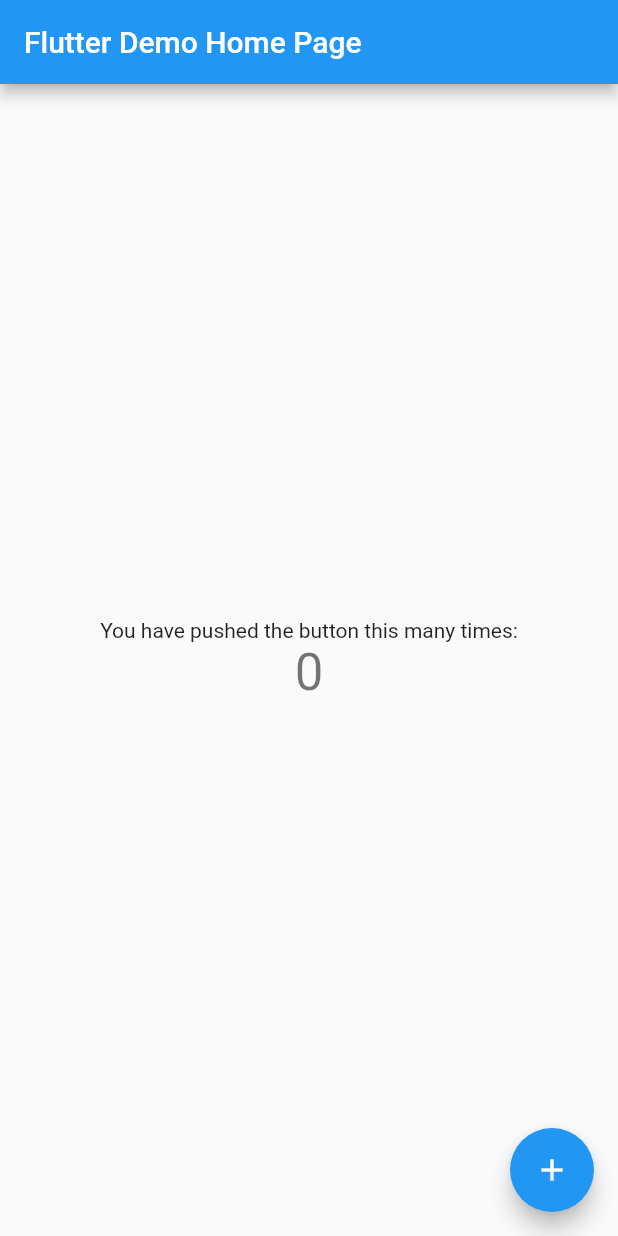
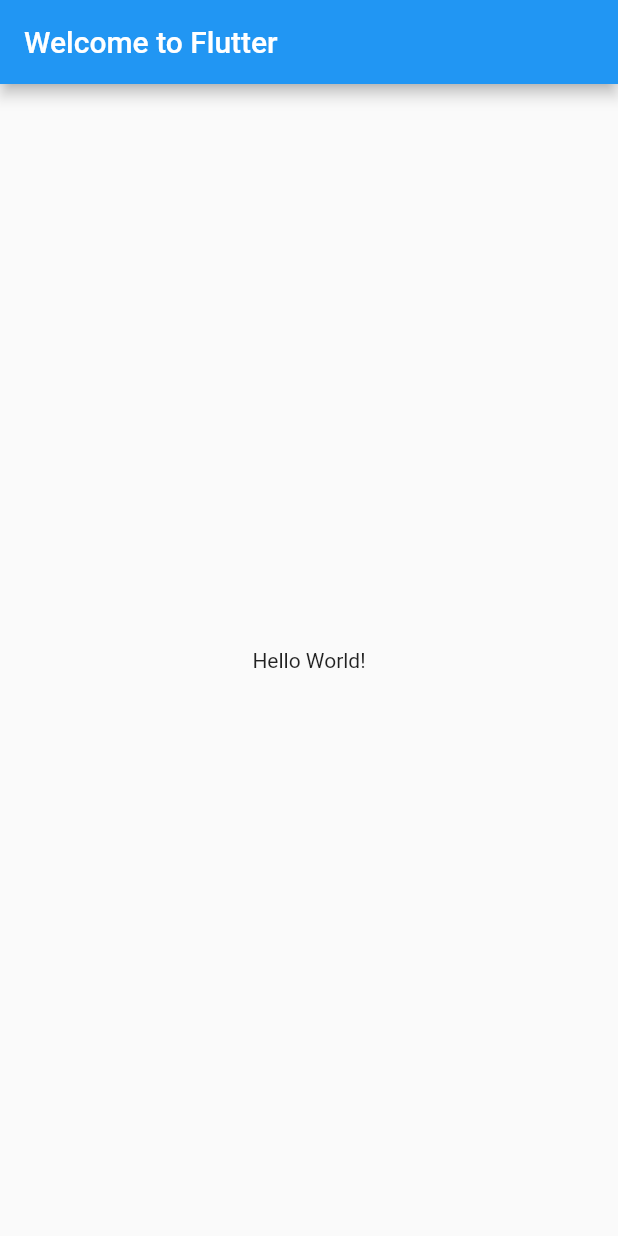
Before and after one commit to noxasch/flutter_shop_list_mng, a Flutter app: the screen it shows after launch, on a phone screen of 412 x 824 dp. Run offline on Flutter 3.47's test engine with Material 2 defaults, Android fonts, the phone set to English and light mode, and no system bars; generated files the repository leaves out were written again.

```diff
--- a/analysis_options.yaml
+++ b/analysis_options.yaml
@@ -23,7 +23,7 @@ linter:
   # producing the lint.
   rules:
     # avoid_print: false  # Uncomment to disable the `avoid_print` rule
-    # prefer_single_quotes: true  # Uncomment to enable the `prefer_single_quotes` rule
+    prefer_single_quotes: true  # Uncomment to enable the `prefer_single_quotes` rule
 
 # Additional information about this file can be found at
 # https://dart.dev/guides/language/analysis-options
--- /dev/null
+++ b/l10n.yaml
@@ -0,0 +1,3 @@
+arb-dir: lib/l10n
+template-arb-file: app_en.arb
+output-localization-file: app_localizations.dart
--- /dev/null
+++ b/lib/app.dart
@@ -0,0 +1,18 @@
+import 'package:flutter/material.dart';
+import 'package:flutter_gen/gen_l10n/app_localizations.dart';
+import 'package:marcusng_todo_app/screens/home_screen.dart';
+// import 'package:marcusng_todo_app/routes.dart';
+
+class App extends StatelessWidget {
+  const App({Key? key}) : super(key: key);
+  @override
+  Widget build(BuildContext context) {
+    return const MaterialApp(
+      // routes: routes,
+      localizationsDelegates: AppLocalizations.localizationsDelegates,
+      supportedLocales: AppLocalizations.supportedLocales,
+      title: 'Todo App',
+      home: HomeScreen()
+    );
+  }
+}
--- /dev/null
+++ b/lib/l10n/app_en.arb
@@ -0,0 +1,8 @@
+{
+  "@@locale": "en",
+
+  "helloWorld": "Hello World!",
+  "@helloWorld": {
+    "description": "The greeting shown to the Flutter Engage attendees"
+  }
+}
--- a/lib/main.dart
+++ b/lib/main.dart
@@ -1,115 +1,6 @@
 import 'package:flutter/material.dart';
+import 'package:marcusng_todo_app/app.dart';
 
 void main() {
-  runApp(const MyApp());
+  runApp(const App());
 }
-
-class MyApp extends StatelessWidget {
-  const MyApp({Key? key}) : super(key: key);
-
-  // This widget is the root of your application.
-  @override
-  Widget build(BuildContext context) {
-    return MaterialApp(
-      title: 'Flutter Demo',
-      theme: ThemeData(
-        // This is the theme of your application.
-        //
-        // Try running your application with "flutter run". You'll see the
-        // application has a blue toolbar. Then, without quitting the app, try
-        // changing the primarySwatch below to Colors.green and then invoke
-        // "hot reload" (press "r" in the console where you ran "flutter run",
-        // or simply save your changes to "hot reload" in a Flutter IDE).
-        // Notice that the counter didn't reset back to zero; the application
-        // is not restarted.
-        primarySwatch: Colors.blue,
-      ),
-      home: const MyHomePage(title: 'Flutter Demo Home Page'),
-    );
-  }
-}
-
-class MyHomePage extends StatefulWidget {
-  const MyHomePage({Key? key, required this.title}) : super(key: key);
-
-  // This widget is the home page of your application. It is stateful, meaning
-  // that it has a State object (defined below) that contains fields that affect
-  // how it looks.
-
-  // This class is the configuration for the state. It holds the values (in this
-  // case the title) provided by the parent (in this case the App widget) and
-  // used by the build method of the State. Fields in a Widget subclass are
-  // always marked "final".
-
-  final String title;
-
-  @override
-  State<MyHomePage> createState() => _MyHomePageState();
-}
-
-class _MyHomePageState extends State<MyHomePage> {
-  int _counter = 0;
-
-  void _incrementCounter() {
-    setState(() {
-      // This call to setState tells the Flutter framework that something has
-      // changed in this State, which causes it to rerun the build method below
-      // so that the display can reflect the updated values. If we changed
-      // _counter without calling setState(), then the build method would not be
-      // called again, and so nothing would appear to happen.
-      _counter++;
-    });
-  }
-
-  @override
-  Widget build(BuildContext context) {
-    // This method is rerun every time setState is called, for instance as done
-    // by the _incrementCounter method above.
-    //
-    // The Flutter framework has been optimized to make rerunning build methods
-    // fast, so that you can just rebuild anything that needs updating rather
-    // than having to individually change instances of widgets.
-    return Scaffold(
-      appBar: AppBar(
-        // Here we take the value from the MyHomePage object that was created by
-        // the App.build method, and use it to set our appbar title.
-        title: Text(widget.title),
-      ),
-      body: Center(
-        // Center is a layout widget. It takes a single child and positions it
-        // in the middle of the parent.
-        child: Column(
-          // Column is also a layout widget. It takes a list of children and
-          // arranges them vertically. By default, it sizes itself to fit its
-          // children horizontally, and tries to be as tall as its parent.
-          //
-          // Invoke "debug painting" (press "p" in the console, choose the
-          // "Toggle Debug Paint" action from the Flutter Inspector in Android
-          // Studio, or the "Toggle Debug Paint" command in Visual Studio Code)
-          // to see the wireframe for each widget.
-          //
-          // Column has various properties to control how it sizes itself and
-          // how it positions its children. Here we use mainAxisAlignment to
-          // center the children vertically; the main axis here is the vertical
-          // axis because Columns are vertical (the cross axis would be
-          // horizontal).
-          mainAxisAlignment: MainAxisAlignment.center,
-          children: <Widget>[
-            const Text(
-              'You have pushed the button this many times:',
-            ),
-            Text(
-              '$_counter',
-              style: Theme.of(context).textTheme.headline4,
-            ),
-          ],
-        ),
-      ),
-      floatingActionButton: FloatingActionButton(
-        onPressed: _incrementCounter,
-        tooltip: 'Increment',
-        child: const Icon(Icons.add),
-      ), // This trailing comma makes auto-formatting nicer for build methods.
-    );
-  }
-}
--- /dev/null
+++ b/lib/routes.dart
@@ -0,0 +1,5 @@
+import 'package:flutter/material.dart';
+
+Map<String, Widget Function(BuildContext)> routes = {
+
+};
--- /dev/null
+++ b/lib/screens/home_screen.dart
@@ -0,0 +1,18 @@
+import 'package:flutter/material.dart';
+import 'package:flutter_gen/gen_l10n/app_localizations.dart';
+
+class HomeScreen extends StatelessWidget {
+  const HomeScreen({Key? key}) : super(key: key);
+
+  @override
+  Widget build(BuildContext context) {
+    return Scaffold(
+      appBar: AppBar(
+        title: const Text('Welcome to Flutter'),
+      ),
+      body: Center(
+        child: Text(AppLocalizations.of(context)!.helloWorld),
+      ),
+    );
+  }
+}
```
Also changed, not shown: pubspec.yaml (+4 -28 lines), pubspec.lock, 4 other files.
